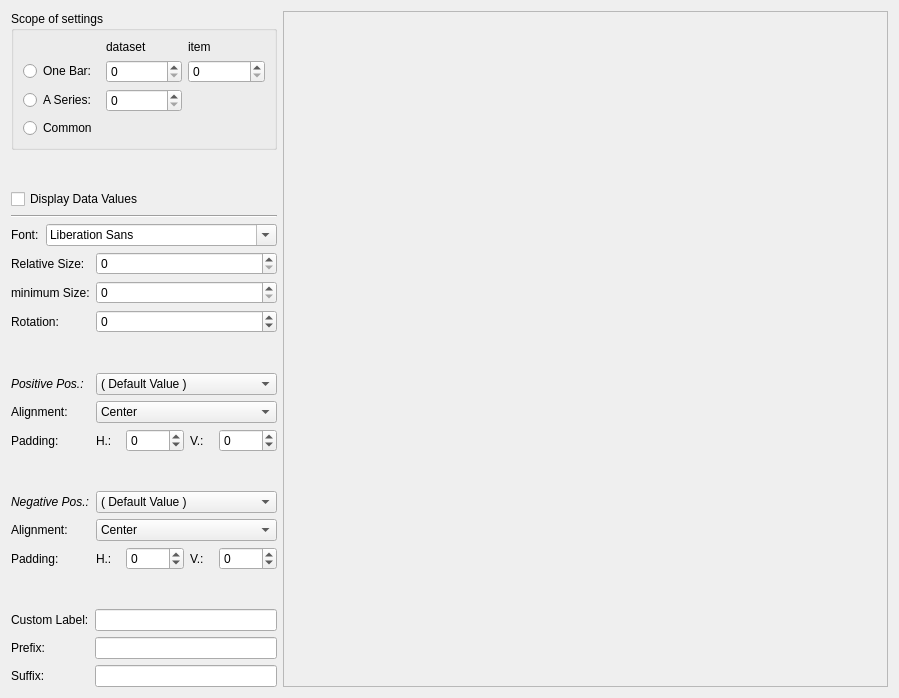
Qt form examples/DataValueTexts/mainwindow.ui (KDAB/KDChart) before a commit.
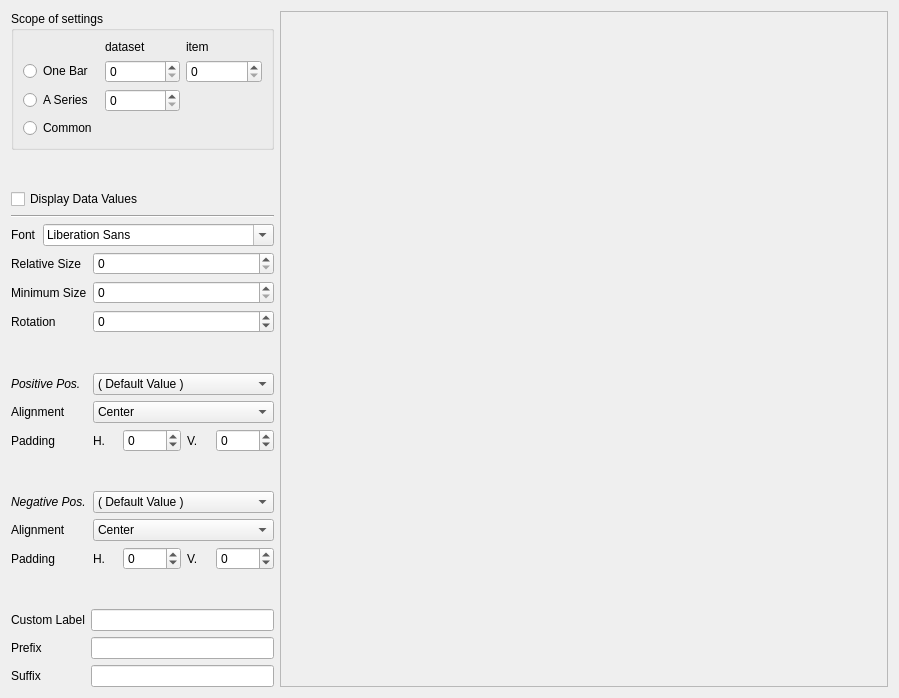
The same form after that commit. Icons and pictures are not drawn.

Commit message: Remove random colons in labels. By convention there aren't any.

What changed in the file:
```diff
--- a/examples/DataValueTexts/mainwindow.ui
+++ b/examples/DataValueTexts/mainwindow.ui
@@ -36,10 +36,10 @@
         </property>
        </widget>
       </item>
-      <item row="1" column="0" >
-       <widget class="QRadioButton" name="scopeOneBarRB" >
-        <property name="text" >
-         <string>One Bar:</string>
+      <item row="1" column="0">
+       <widget class="QRadioButton" name="scopeOneBarRB">
+        <property name="text">
+         <string>One Bar</string>
         </property>
        </widget>
       </item>
@@ -57,10 +57,10 @@
         </property>
        </widget>
       </item>
-      <item row="2" column="0" >
-       <widget class="QRadioButton" name="scopeDatasetRB" >
-        <property name="text" >
-         <string>A Series:</string>
+      <item row="2" column="0">
+       <widget class="QRadioButton" name="scopeDatasetRB">
+        <property name="text">
+         <string>A Series</string>
         </property>
        </widget>
       </item>
@@ -138,9 +138,9 @@
    <item row="4" column="0" colspan="6" >
     <layout class="QHBoxLayout" >
      <item>
-      <widget class="QLabel" name="barTypeLB" >
-       <property name="text" >
-        <string>Font:</string>
+      <widget class="QLabel" name="barTypeLB">
+       <property name="text">
+        <string>Font</string>
        </property>
       </widget>
      </item>
@@ -149,30 +149,30 @@
      </item>
     </layout>
    </item>
-   <item row="5" column="0" colspan="2" >
-    <widget class="QLabel" name="barOrientationLB_4" >
-     <property name="text" >
-      <string>Relative Size:</string>
+   <item row="5" column="0" colspan="2">
+    <widget class="QLabel" name="barOrientationLB_4">
+     <property name="text">
+      <string>Relative Size</string>
      </property>
     </widget>
    </item>
    <item row="5" column="2" colspan="4" >
     <widget class="QSpinBox" name="relativeSizeSB" />
    </item>
-   <item row="6" column="0" colspan="2" >
-    <widget class="QLabel" name="barOrientationLB_3" >
-     <property name="text" >
-      <string>minimum Size:</string>
+   <item row="6" column="0" colspan="2">
+    <widget class="QLabel" name="barOrientationLB_3">
+     <property name="text">
+      <string>Minimum Size</string>
      </property>
     </widget>
    </item>
    <item row="6" column="2" colspan="4" >
     <widget class="QSpinBox" name="minimumSizeSB" />
    </item>
-   <item row="7" column="0" >
-    <widget class="QLabel" name="barOrientationLB_2" >
-     <property name="text" >
-      <string>Rotation:</string>
+   <item row="7" column="0">
+    <widget class="QLabel" name="barOrientationLB_2">
+     <property name="text">
+      <string>Rotation</string>
      </property>
     </widget>
    </item>
@@ -211,8 +211,8 @@
        <bold>false</bold>
       </font>
      </property>
-     <property name="text" >
-      <string>Positive Pos.:</string>
+     <property name="text">
+      <string>Positive Pos.</string>
      </property>
     </widget>
    </item>
@@ -270,10 +270,10 @@
      </item>
     </widget>
    </item>
-   <item row="10" column="0" colspan="2" >
-    <widget class="QLabel" name="barOrientationLB_7" >
-     <property name="text" >
-      <string>Alignment:</string>
+   <item row="10" column="0" colspan="2">
+    <widget class="QLabel" name="barOrientationLB_7">
+     <property name="text">
+      <string>Alignment</string>
      </property>
     </widget>
    </item>
@@ -326,17 +326,17 @@
      </item>
     </widget>
    </item>
-   <item row="11" column="0" colspan="2" >
-    <widget class="QLabel" name="barOrientationLB_6" >
-     <property name="text" >
-      <string>Padding:</string>
+   <item row="11" column="0" colspan="2">
+    <widget class="QLabel" name="barOrientationLB_6">
+     <property name="text">
+      <string>Padding</string>
      </property>
     </widget>
    </item>
-   <item row="11" column="2" >
-    <widget class="QLabel" name="barOrientationLB_9" >
-     <property name="text" >
-      <string>H.:</string>
+   <item row="11" column="2">
+    <widget class="QLabel" name="barOrientationLB_9">
+     <property name="text">
+      <string>H.</string>
      </property>
     </widget>
    </item>
@@ -353,10 +353,10 @@
      </property>
     </widget>
    </item>
-   <item row="11" column="4" >
-    <widget class="QLabel" name="barOrientationLB_10" >
-     <property name="text" >
-      <string>V.:</string>
+   <item row="11" column="4">
+    <widget class="QLabel" name="barOrientationLB_10">
+     <property name="text">
+      <string>V.</string>
      </property>
     </widget>
    </item>
@@ -393,8 +393,8 @@
        <italic>true</italic>
       </font>
      </property>
-     <property name="text" >
-      <string>Negative Pos.:</string>
+     <property name="text">
+      <string>Negative Pos.</string>
      </property>
     </widget>
    </item>
@@ -452,10 +452,10 @@
      </item>
     </widget>
    </item>
-   <item row="14" column="0" colspan="2" >
-    <widget class="QLabel" name="barOrientationLB_8" >
-     <property name="text" >
-      <string>Alignment:</string>
+   <item row="14" column="0" colspan="2">
+    <widget class="QLabel" name="barOrientationLB_8">
+     <property name="text">
+      <string>Alignment</string>
      </property>
     </widget>
    </item>
@@ -508,17 +508,17 @@
      </item>
     </widget>
    </item>
-   <item row="15" column="0" colspan="2" >
-    <widget class="QLabel" name="barOrientationLB_11" >
-     <property name="text" >
-      <string>Padding:</string>
+   <item row="15" column="0" colspan="2">
+    <widget class="QLabel" name="barOrientationLB_11">
+     <property name="text">
+      <string>Padding</string>
      </property>
     </widget>
    </item>
-   <item row="15" column="2" >
-    <widget class="QLabel" name="barOrientationLB_12" >
-     <property name="text" >
-      <string>H.:</string>
+   <item row="15" column="2">
+    <widget class="QLabel" name="barOrientationLB_12">
+     <property name="text">
+      <string>H.</string>
      </property>
     </widget>
    </item>
@@ -535,10 +535,10 @@
      </property>
     </widget>
    </item>
-   <item row="15" column="4" >
-    <widget class="QLabel" name="barOrientationLB_13" >
-     <property name="text" >
-      <string>V.:</string>
+   <item row="15" column="4">
+    <widget class="QLabel" name="barOrientationLB_13">
+     <property name="text">
+      <string>V.</string>
      </property>
     </widget>
    </item>
@@ -568,32 +568,32 @@
      </property>
     </spacer>
    </item>
-   <item row="17" column="0" colspan="6" >
-    <layout class="QGridLayout" >
-     <item row="0" column="0" >
-      <widget class="QLabel" name="label_3" >
-       <property name="text" >
-        <string>Custom Label:</string>
+   <item row="17" column="0" colspan="6">
+    <layout class="QGridLayout">
+     <item row="0" column="0">
+      <widget class="QLabel" name="label_3">
+       <property name="text">
+        <string>Custom Label</string>
        </property>
       </widget>
      </item>
      <item row="0" column="1" >
       <widget class="QLineEdit" name="labelLE" />
      </item>
-     <item row="1" column="0" >
-      <widget class="QLabel" name="label_4" >
-       <property name="text" >
-        <string>Prefix:</string>
+     <item row="1" column="0">
+      <widget class="QLabel" name="label_4">
+       <property name="text">
+        <string>Prefix</string>
        </property>
       </widget>
      </item>
      <item row="1" column="1" >
       <widget class="QLineEdit" name="prefixLE" />
      </item>
-     <item row="2" column="0" >
-      <widget class="QLabel" name="label_5" >
-       <property name="text" >
-        <string>Suffix:</string>
+     <item row="2" column="0">
+      <widget class="QLabel" name="label_5">
+       <property name="text">
+        <string>Suffix</string>
        </property>
       </widget>
      </item>
```
Left out of the diff: 295 changed lines with no effect on the pictures. The commit also changes 17 other files.
